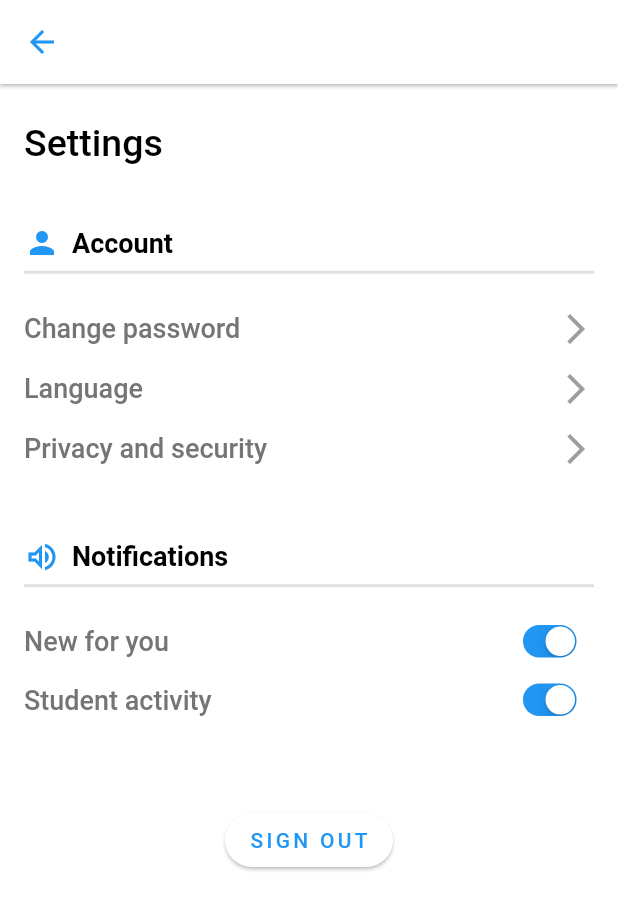
After one commit to Habibakhali/AQUA, a Flutter app: the SettingsPage screen opened directly, on a phone screen of 412 x 824 dp. The commit adds this screen. Shown: the top 910 px of the screen. Run offline on Flutter 3.47's test engine with Material 2 defaults, Android fonts, the phone set to English and light mode, and no system bars; our stand-ins replace image_picker; missing offline and left inert: syncfusion_flutter_pdfviewer; generated files the repository leaves out were written again; network calls fail.

Commit message:
update academic registration screen create courses screen create parallel screen add exam_item create exam pdf create profile screen create setting profile screen

```diff
--- a/lib/main.dart
+++ b/lib/main.dart
@@ -10,6 +10,7 @@ import 'package:project/graduated/graduated_login.dart';
 import 'package:project/qa/qa_Login.dart';
 import 'package:project/student/Courses/courses.dart';
 import 'package:project/student/Setting/setting.dart';
+import 'package:project/student/final_parallel.dart';
 import 'package:project/student/layout/homeScreen.dart';
 import 'package:project/student/login&signUp/OtpStudent.dart';
 import 'package:project/student/login&signUp/resetpaas_student.dart';
@@ -58,6 +59,7 @@ class MyApp extends StatelessWidget {
           Setting.routeName:(_)=>Setting(),
           Courses.routeName:(_)=>Courses(),
           Parallel.routeName:(_)=>Parallel(),
+          FinalParallel.routeName:(_)=>FinalParallel(),
           RegistrationForm.routeName:(_)=>RegistrationForm(),
           HomeScreenStudent.routeName:(_)=>HomeScreenStudent(),
           Programs.routeName:(_)=>Programs(),
--- /dev/null
+++ b/lib/student/setting_page.dart
@@ -0,0 +1,199 @@
+import 'package:flutter/cupertino.dart';
+import 'package:flutter/material.dart';
+
+class SettingsPage extends StatefulWidget {
+  static const String routeName = 'Setting';
+  @override
+  _SettingsPageState createState() => _SettingsPageState();
+}
+
+class _SettingsPageState extends State<SettingsPage> {
+  @override
+  Widget build(BuildContext context) {
+    return Scaffold(
+      appBar: AppBar(
+        backgroundColor: Theme.of(context).scaffoldBackgroundColor,
+        elevation: 1,
+        leading: IconButton(
+          onPressed: () {
+            Navigator.of(context).pop();
+          },
+          icon: Icon(
+            Icons.arrow_back,
+            color: Colors.blue,
+          ),
+        ),
+      ),
+      body: Container(
+        padding: EdgeInsets.only(left: 16, top: 25, right: 16),
+        child: ListView(
+          children: [
+            Text(
+              "Settings",
+              style: TextStyle(fontSize: 25, fontWeight: FontWeight.w500),
+            ),
+            SizedBox(
+              height: 40,
+            ),
+            Row(
+              children: [
+                Icon(
+                  Icons.person,
+                  color: Colors.blue,
+                ),
+                SizedBox(
+                  width: 8,
+                ),
+                Text(
+                  "Account",
+                  style: TextStyle(fontSize: 18, fontWeight: FontWeight.bold),
+                ),
+              ],
+            ),
+            Divider(
+              height: 15,
+              thickness: 2,
+            ),
+            SizedBox(
+              height: 10,
+            ),
+            buildAccountOptionRow(context, "Change password"),
+            buildAccountOptionRow(context, "Language"),
+            buildAccountOptionRow(context, "Privacy and security"),
+            SizedBox(
+              height: 40,
+            ),
+            Row(
+              children: [
+                Icon(
+                  Icons.volume_up_outlined,
+                  color: Colors.blue,
+                ),
+                SizedBox(
+                  width: 8,
+                ),
+                Text(
+                  "Notifications",
+                  style: TextStyle(fontSize: 18, fontWeight: FontWeight.bold),
+                ),
+              ],
+            ),
+            Divider(
+              height: 15,
+              thickness: 2,
+            ),
+            SizedBox(
+              height: 10,
+            ),
+            buildNotificationOptionRow("New for you", true),
+            buildNotificationOptionRow("Student activity", true),
+            SizedBox(
+              height: 50,
+            ),
+            Center(
+    child:             ElevatedButton(
+      style: ButtonStyle(
+        backgroundColor: MaterialStateProperty.all(Colors.white),
+        elevation: MaterialStateProperty.all(1),
+        shape: MaterialStateProperty.all<RoundedRectangleBorder>(
+          RoundedRectangleBorder(
+            borderRadius: BorderRadius.circular(18.0),
+          ),
+        ),
+      ),
+      onPressed: () {
+        Navigator.pop(context);
+      },
+      child: Text("SIGN OUT",
+          style: TextStyle(
+              fontSize: 14,
+              letterSpacing: 2.2,
+              color: Colors.blue)),
+    ),
+            )
+          ],
+        ),
+      ),
+    );
+  }
+
+  Row buildNotificationOptionRow(String title, bool isActive) {
+    return Row(
+      mainAxisAlignment: MainAxisAlignment.spaceBetween,
+      children: [
+        Text(
+          title,
+          style: TextStyle(
+              fontSize: 18,
+              fontWeight: FontWeight.w500,
+              color: Colors.grey[600]),
+        ),
+        Transform.scale(
+            scale: 0.7,
+            child: CupertinoSwitch(
+              trackColor: Colors.grey, // **INACTIVE STATE COLOR**
+              activeColor: Colors.blue,
+              value: isActive,
+              onChanged: (bool val) {
+                setState(() {
+                  isActive=val;
+                });
+
+              },
+
+            )
+
+        )
+      ],
+    );
+  }
+
+  GestureDetector buildAccountOptionRow(BuildContext context, String title) {
+    return GestureDetector(
+      onTap: () {
+        showDialog(
+            context: context,
+            builder: (BuildContext context) {
+              return AlertDialog(
+                title: Text(title),
+                content: Column(
+                  mainAxisSize: MainAxisSize.min,
+                  children: [
+                    Text("Option 1"),
+                    Text("Option 2"),
+                    Text("Option 3"),
+                  ],
+                ),
+                actions: [
+                  ElevatedButton(
+                      onPressed: () {
+                        Navigator.of(context).pop();
+                      },
+                      child: Text("Close")),
+                ],
+              );
+            });
+      },
+      child: Padding(
+        padding: const EdgeInsets.symmetric(vertical: 8.0),
+        child: Row(
+          mainAxisAlignment: MainAxisAlignment.spaceBetween,
+          children: [
+            Text(
+              title,
+              style: TextStyle(
+                fontSize: 18,
+                fontWeight: FontWeight.w500,
+                color: Colors.grey[600],
+              ),
+            ),
+            Icon(
+              Icons.arrow_forward_ios,
+              color: Colors.grey,
+            ),
+          ],
+        ),
+      ),
+    );
+  }
+}
--- a/pubspec.yaml
+++ b/pubspec.yaml
@@ -43,6 +43,7 @@ dependencies:
   # Use with the CupertinoIcons class for iOS style icons.
   cupertino_icons: ^1.0.2
   image_picker: ^0.8.6
+  syncfusion_flutter_pdfviewer: ^20.3.59
 
 dev_dependencies:
   flutter_test:
@@ -73,6 +74,7 @@ flutter:
   # To add assets to your application, add an assets section, like this:
   assets:
     - assets/images/
+    - pdfs/
   #   - images/a_dot_ham.jpeg
 
   # An image asset can refer to one or more resolution-specific "variants", see
```
Also changed, not shown: lib/exam_item.dart (+8 -1 lines), lib/student/Courses/parallel.dart (+6 -4 lines), lib/student/final_parallel.dart (added, +80 -0 lines), lib/student/prof.dart (added, +220 -0 lines), pubspec.lock, 2 other files.
